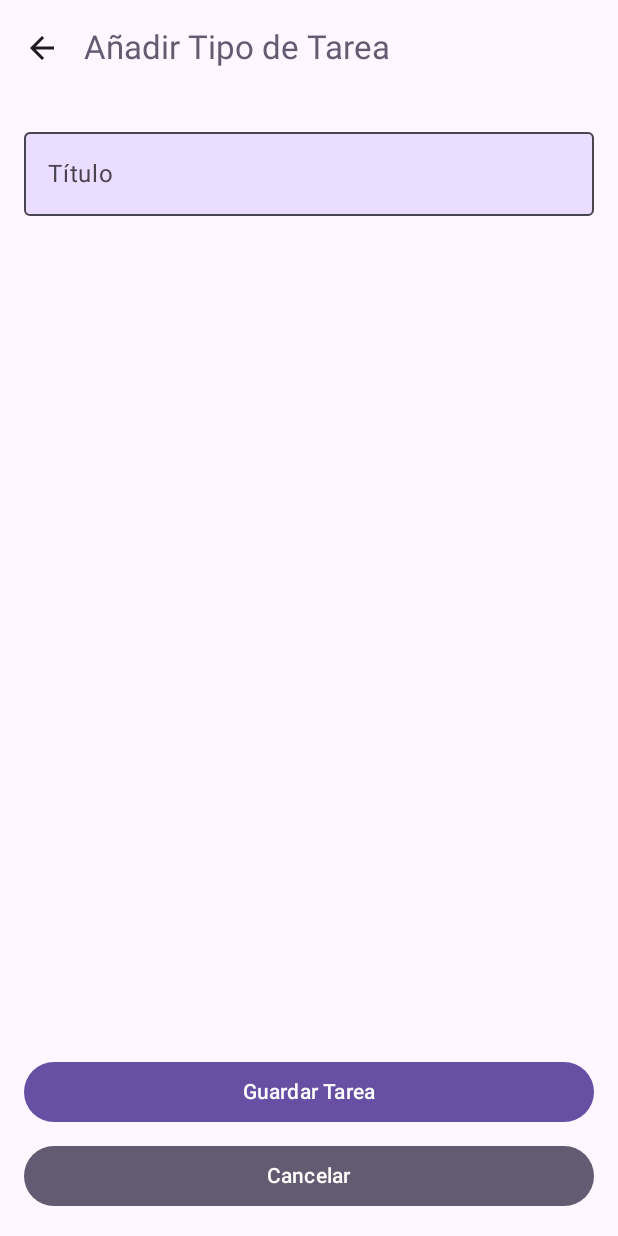
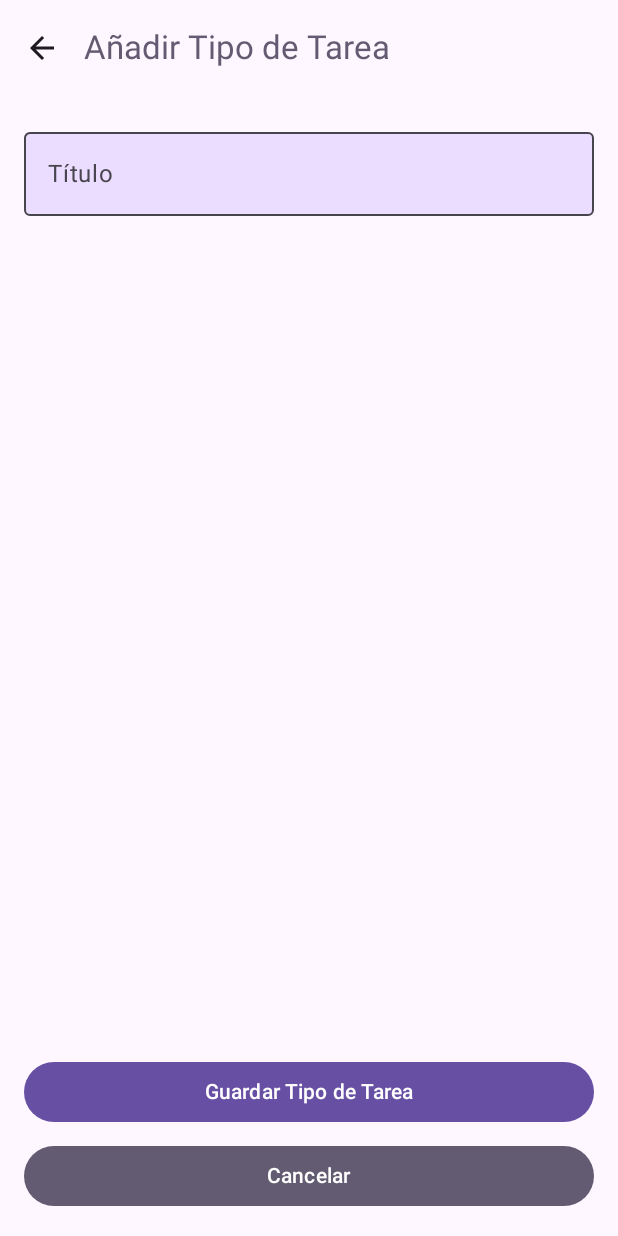
Before and after one commit to JuseJS/RoomTaskApp, an Android app built with Jetpack Compose: the TaskTypeEditorScreen screen opened through its navigation route, on a phone screen of 412 x 824 dp. Run offline under Robolectric (Android 15) with nearby library versions, the phone set to English and light mode, and no system bars; our stand-ins replace Room's generated code.

Commit message:
Corregido texto de los botones

```diff
--- a/app/src/main/java/org/iesharia/composeroomapp/view/screens/TaskTypeEditorScreen.kt
+++ b/app/src/main/java/org/iesharia/composeroomapp/view/screens/TaskTypeEditorScreen.kt
@@ -89,7 +89,7 @@ fun TaskTypeEditorScreen(
                     ),
                     modifier = Modifier.fillMaxWidth()
                 ) {
-                    Text(if (taskType == null) "Guardar Tarea" else "Actualizar Tarea")
+                    Text(if (taskType == null) "Guardar Tipo de Tarea" else "Actualizar Tipo de Tarea")
                 }
 
                 // Botón de cancelar
```
